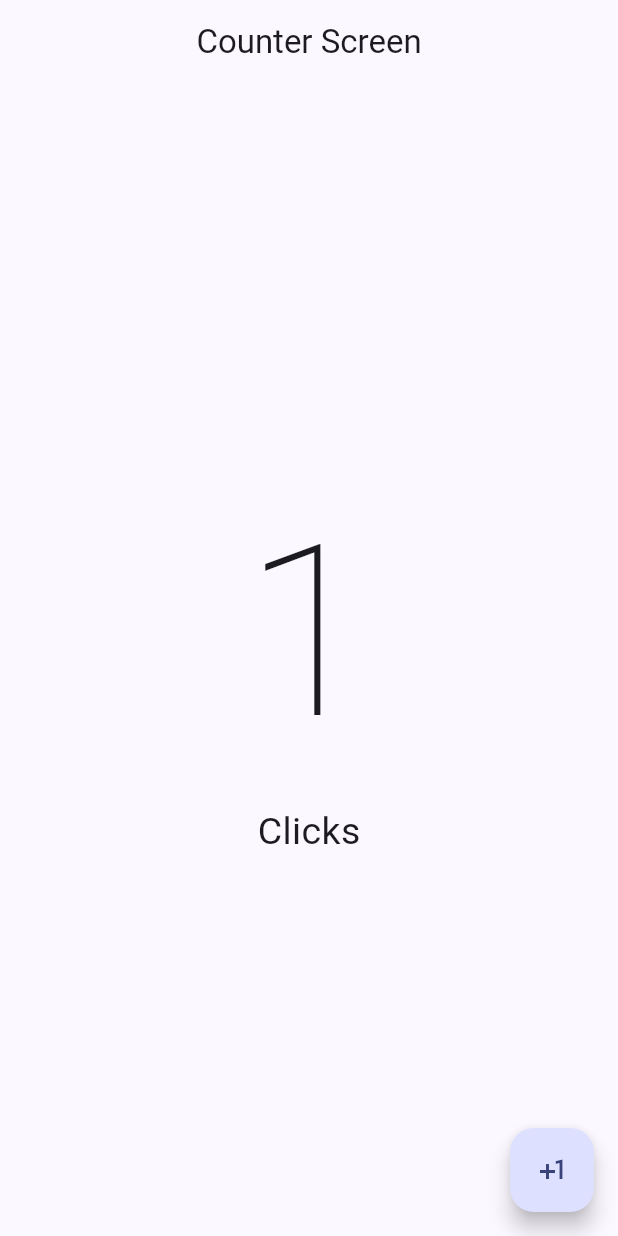
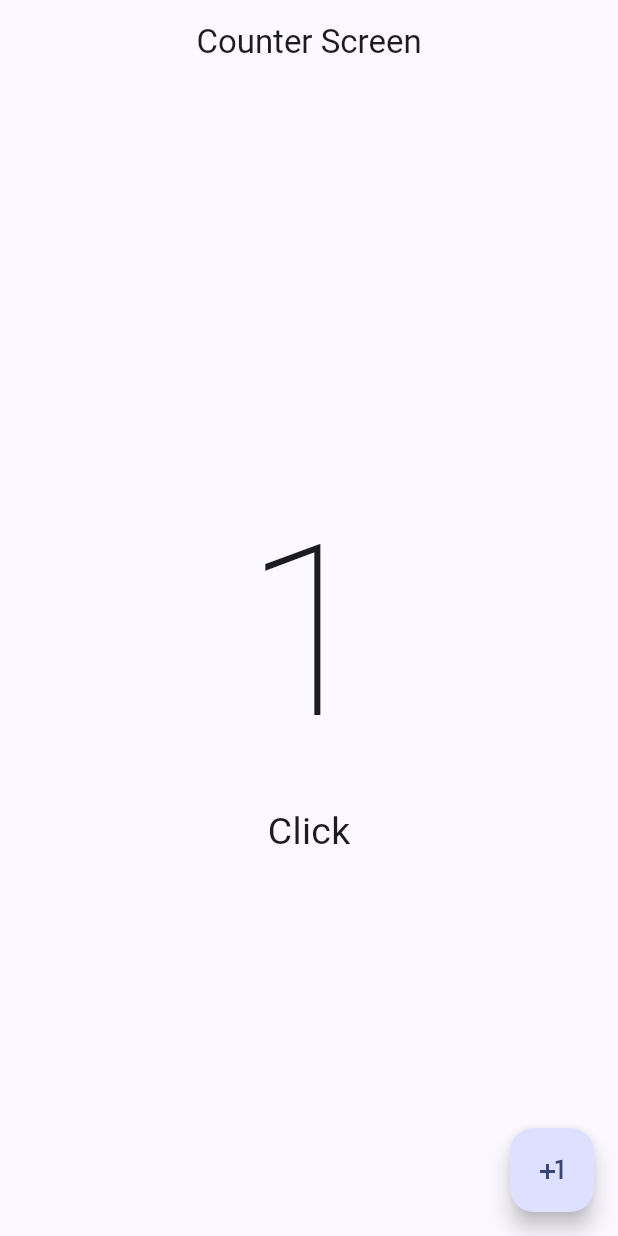
Before and after one commit to gnievap/hello_world_app, a Flutter app: the screen it shows after launch, after a tap on the "plus one" icon, on a phone screen of 412 x 824 dp. Run offline on Flutter 3.47's test engine with Material 3 defaults, Android fonts, the phone set to English and light mode, and no system bars.

Commit message:
Conditional for Click or Clicks

```diff
--- a/lib/presentation/screens/counters/counter_screen.dart
+++ b/lib/presentation/screens/counters/counter_screen.dart
@@ -23,7 +23,7 @@ class _CounterScreenState extends State<CounterScreen> {
             mainAxisAlignment: MainAxisAlignment.center,
             children: [
               Text('$clickCounter', style: const TextStyle( fontSize: 160, fontWeight: FontWeight.w100),),
-              const Text('Clicks', style: TextStyle( fontSize: 25 )),
+               Text('Click${ clickCounter == 1 ? '':'s'}', style: const TextStyle( fontSize: 25 )),
             ],
           ),),
           floatingActionButton: FloatingActionButton(
```
